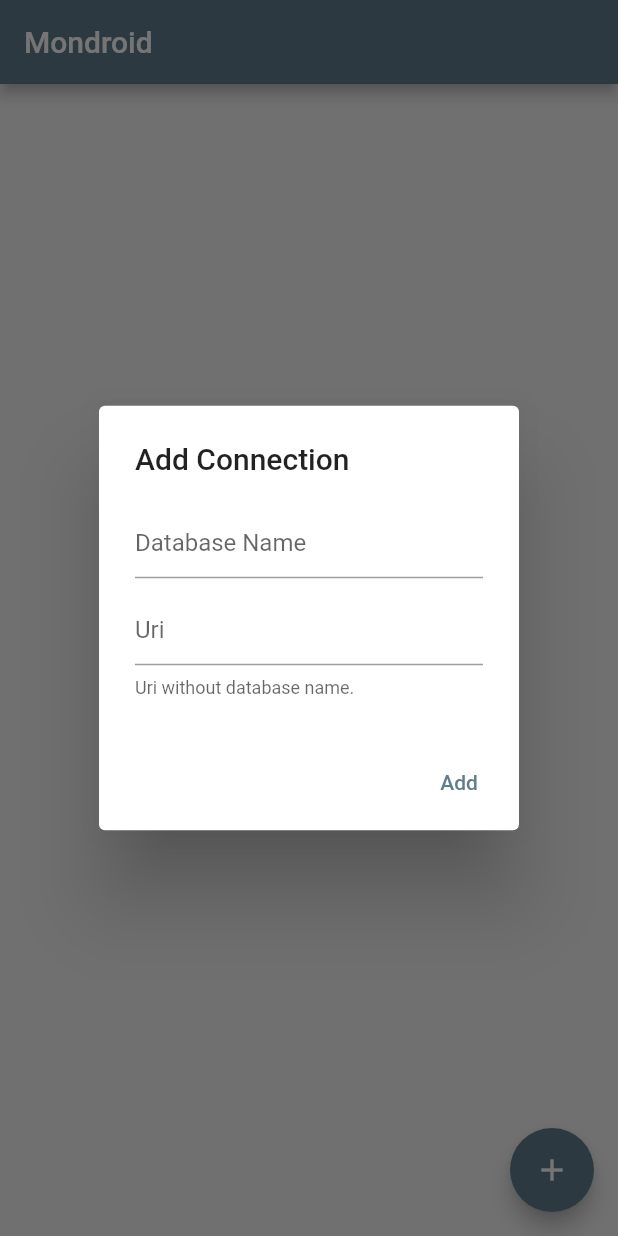
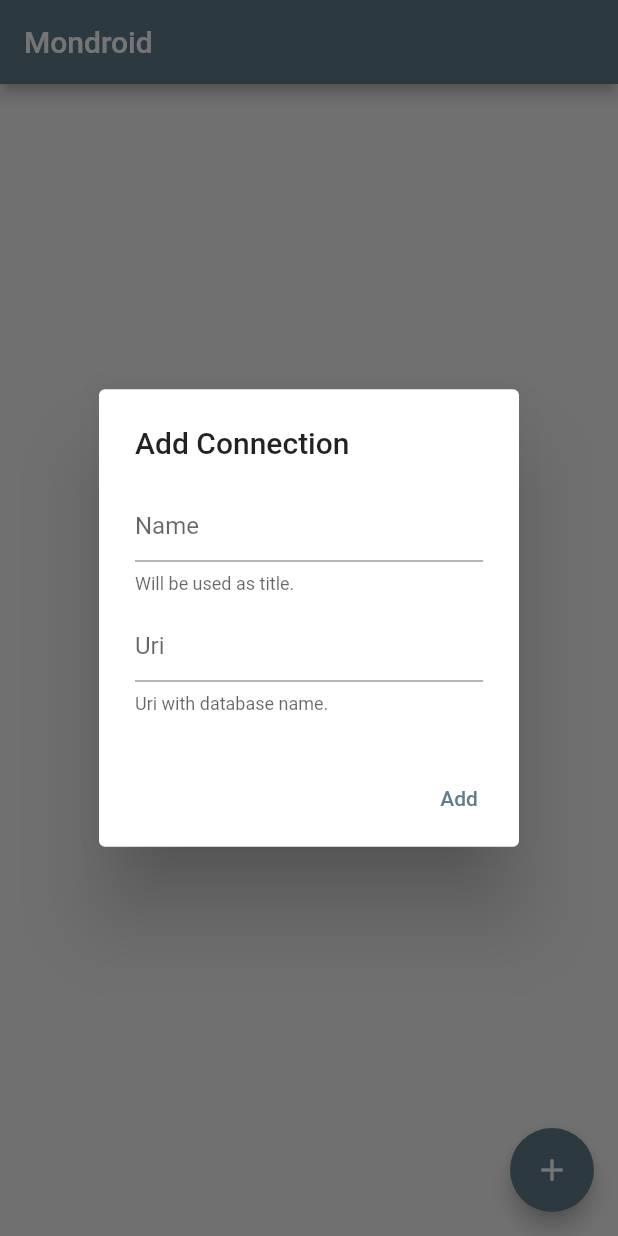
Before and after one commit to vedfi/mondroid, a Flutter app: the screen it shows after launch, after a tap on the "add" icon, on a phone screen of 412 x 824 dp. Run offline on Flutter 3.47's test engine with Material 2 defaults, Android fonts, the phone set to English and light mode, and no system bars; our stand-ins replace flutter_spinkit, fluttertoast, infinite_scroll_pagination, shared_preferences; missing offline and left inert: mongo_dart.

Commit message:
Connection name has been changed to be used as a tag, instead of creating a connection string.

```diff
--- a/lib/models/connection.dart
+++ b/lib/models/connection.dart
@@ -12,7 +12,7 @@ class Connection{
     'uri': uri,
   };
 
-  String getConnectionString() => uri + '/' + name;
+  String getConnectionString() => uri;
 
   @override
   String subtitle() => uri;
--- a/lib/pages/home.dart
+++ b/lib/pages/home.dart
@@ -65,12 +65,12 @@ class HomeState extends State<Home> {
               children: [
                 TextField(
                   controller: _nameController,
-                  decoration: InputDecoration(hintText: "Database Name"),
+                  decoration: InputDecoration(hintText: "Name", helperText: 'Will be used as title.'),
                 ),
                 SizedBox(width: 10, height: 10),
                 TextField(
                   controller: _uriController,
-                  decoration: InputDecoration(hintText: "Uri", helperText: 'Uri without database name.'),
+                  decoration: InputDecoration(hintText: "Uri", helperText: 'Uri with database name.'),
                 ),
               ],
             ),
--- a/lib/services/mongoservice.dart
+++ b/lib/services/mongoservice.dart
@@ -29,8 +29,8 @@ class MongoService{
     }
     catch(e){
       Fluttertoast.showToast(msg: e.toString());
+      return false;
     }
-    return false;
   }
 
   Future<List<String>> getCollectionNames() async{
```
